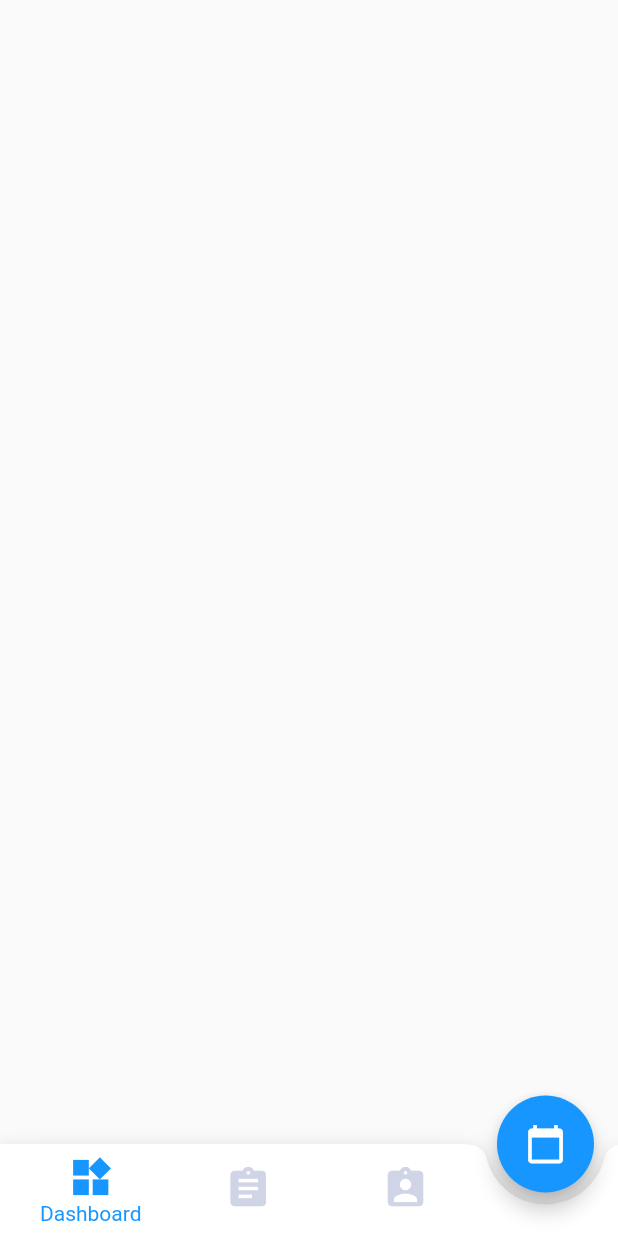
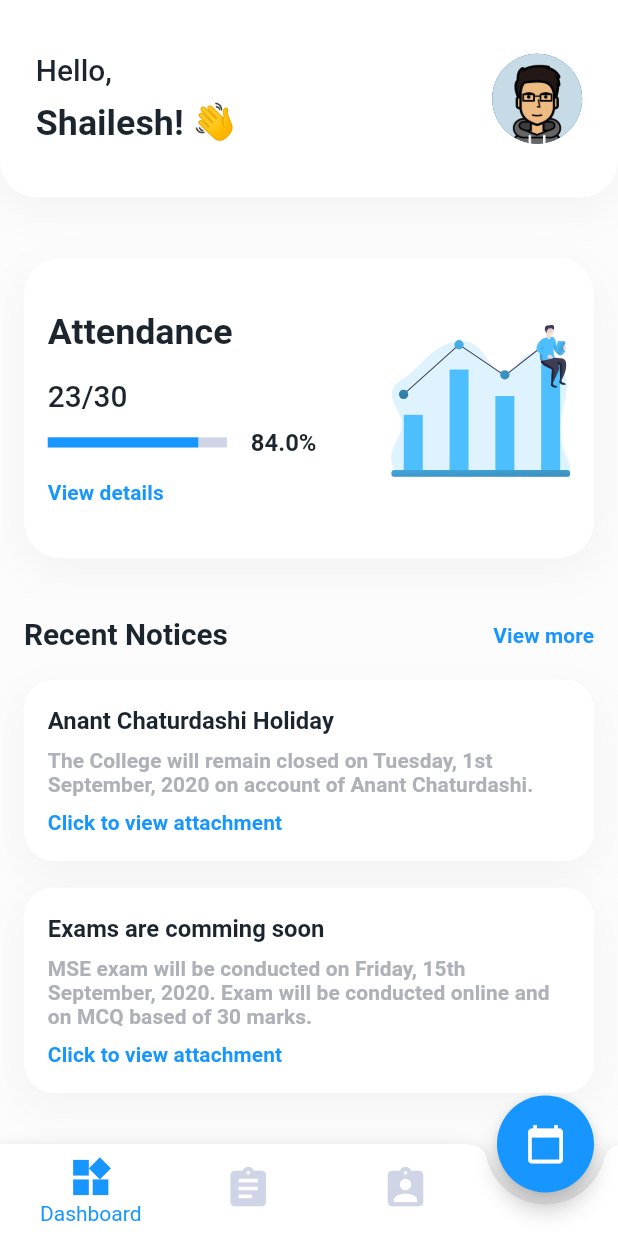
Before and after one commit to dscvitpune/school-app, a Flutter app: the screen it shows after launch, on a phone screen of 412 x 824 dp. Run offline on Flutter 3.47's test engine with Material 2 defaults, Android fonts, the phone set to English and light mode, and no system bars; our stand-ins replace flutter_screenutil, flutter_svg.

Commit message:
Dashboard Screen, Recent notice list and Attendence card is added.

```diff
--- a/lib/screens/app/App.dart
+++ b/lib/screens/app/App.dart
@@ -1,5 +1,6 @@
 import 'package:flutter/material.dart';
 import 'package:flutter/services.dart';
+import 'package:schoolApp/screens/app/DashboardScreen.dart';
 import 'package:schoolApp/utils/constant.dart';
 import 'package:flutter_screenutil/flutter_screenutil.dart';
 
@@ -11,7 +12,7 @@ class App extends StatefulWidget {
 class _AppState extends State<App> {
   Widget _getCurrentPage(index) {
     if (index == 0) {
-      return Container();
+      return DashboardScreen();
     } else if (index == 1) {
       return Container();
     } else if (index == 2) {
--- /dev/null
+++ b/lib/screens/app/DashboardScreen.dart
@@ -0,0 +1,143 @@
+import 'package:flutter/material.dart';
+import 'package:flutter_svg/flutter_svg.dart';
+import 'package:schoolApp/screens/app/widgets/CardView.dart';
+import 'package:schoolApp/screens/app/widgets/NotificationItem.dart';
+import 'package:schoolApp/utils/constant.dart';
+import 'package:schoolApp/widgets/CustomAppBar.dart';
+import 'package:flutter_screenutil/flutter_screenutil.dart';
+
+class DashboardScreen extends StatelessWidget {
+  @override
+  Widget build(BuildContext context) {
+    return SafeArea(
+      child: Scaffold(
+        backgroundColor: backgroundColor,
+        body: SingleChildScrollView(
+          child: Column(
+            mainAxisAlignment: MainAxisAlignment.start,
+            children: [
+              CustomAppBar(
+                title: Column(
+                  mainAxisAlignment: MainAxisAlignment.start,
+                  crossAxisAlignment: CrossAxisAlignment.start,
+                  children: [
+                    Text(
+                      "Hello,",
+                      style: Theme.of(context).textTheme.headline6.copyWith(
+                            color: black,
+                            fontWeight: FontWeight.w500,
+                            fontFamily: '.SF UI Display',
+                            fontSize: headline6.ssp,
+                          ),
+                    ),
+                    SizedBox(
+                      height: spaceS.h,
+                    ),
+                    Text(
+                      "Shailesh! 👋",
+                      style: Theme.of(context).textTheme.headline5.copyWith(
+                            color: black,
+                            fontWeight: FontWeight.bold,
+                            fontFamily: '.SF UI Display',
+                            fontSize: headline5.ssp,
+                          ),
+                    ),
+                  ],
+                ),
+                actions: <Widget>[
+                  GestureDetector(
+                      onTap: () {
+                        //TODO: Go to profile screen
+                      },
+                      child: CircleAvatar(
+                        radius: 30,
+                        backgroundImage:
+                            AssetImage('assets/images/profile.jpg'),
+                      )),
+                ],
+              ),
+              SizedBox(
+                height: (spaceM.h * 2.h),
+              ),
+              Padding(
+                padding: EdgeInsets.symmetric(horizontal: paddingM.w),
+                child: Column(
+                  crossAxisAlignment: CrossAxisAlignment.start,
+                  children: [
+                    CardView(
+                      onPress: () {
+                        print("Attendance click");
+                      },
+                      title: "Attendance",
+                      subTitle: "23/30",
+                      progressValue: 0.84,
+                      image: SvgPicture.asset(
+                        'assets/images/attendance_illustration.svg',
+                        height: 120.0.ssp,
+                        width: 120.0.ssp,
+                      ),
+                    ),
+                    SizedBox(
+                      height: (spaceM.h * 2.h),
+                    ),
+                    Container(
+                      child: Column(
+                        crossAxisAlignment: CrossAxisAlignment.start,
+                        children: [
+                          Row(
+                            children: [
+                              Text(
+                                "Recent Notices",
+                                style: Theme.of(context)
+                                    .textTheme
+                                    .headline6
+                                    .copyWith(
+                                        color: black,
+                                        fontSize: headline6.ssp,
+                                        fontWeight: FontWeight.bold),
+                              ),
+                              Spacer(),
+                              Text(
+                                "View more",
+                                style: Theme.of(context)
+                                    .textTheme
+                                    .subtitle2
+                                    .copyWith(
+                                        color: primaryColorDark,
+                                        fontSize: subtitle2.ssp,
+                                        fontWeight: FontWeight.bold),
+                              ),
+                            ],
+                          ),
+                          SizedBox(
+                            height: spaceM.h,
+                          ),
+                          NotificationItem(
+                            title: "Anant Chaturdashi Holiday",
+                            subtitle:
+                                "The College will remain closed on Tuesday, 1st September, 2020 on account of Anant Chaturdashi.",
+                          ),
+                          SizedBox(
+                            height: spaceM.h,
+                          ),
+                          NotificationItem(
+                            title: "Exams are comming soon",
+                            subtitle:
+                                "MSE exam will be conducted on Friday, 15th September, 2020. Exam will be conducted online and on MCQ based of 30 marks.",
+                          ),
+                          SizedBox(
+                            height: spaceM.h,
+                          ),
+                        ],
+                      ),
+                    ),
+                  ],
+                ),
+              ),
+            ],
+          ),
+        ),
+      ),
+    );
+  }
+}
--- /dev/null
+++ b/lib/screens/app/widgets/CardView.dart
@@ -0,0 +1,117 @@
+import 'package:flutter/material.dart';
+import 'package:flutter_svg/flutter_svg.dart';
+import 'package:schoolApp/utils/constant.dart';
+import 'package:flutter_screenutil/flutter_screenutil.dart';
+
+class CardView extends StatelessWidget {
+  final String title, subTitle;
+  final double progressValue;
+  final Widget image;
+  final VoidCallback onPress;
+
+  const CardView(
+      {Key key,
+      this.title,
+      this.subTitle,
+      this.progressValue,
+      this.image,
+      this.onPress})
+      : super(key: key);
+  @override
+  Widget build(BuildContext context) {
+    return GestureDetector(
+      onTap: onPress ?? () {},
+      child: Container(
+        width: MediaQuery.of(context).size.width - (2.w * spaceM.w),
+        decoration: BoxDecoration(
+          color: white,
+          borderRadius: BorderRadius.all(
+            Radius.circular(25.w),
+          ),
+          boxShadow: [
+            BoxShadow(
+              color: darkBlack.withOpacity(0.04),
+              spreadRadius: 0,
+              blurRadius: 24,
+              offset: Offset(0, 8.h),
+            ),
+          ],
+        ),
+        child: Padding(
+          padding: EdgeInsets.symmetric(
+              horizontal: paddingM.w, vertical: paddingL.h),
+          child: Row(
+            crossAxisAlignment: CrossAxisAlignment.start,
+            children: [
+              Column(
+                mainAxisAlignment: MainAxisAlignment.start,
+                crossAxisAlignment: CrossAxisAlignment.start,
+                children: [
+                  Text(
+                    title,
+                    style: Theme.of(context).textTheme.headline5.copyWith(
+                          color: black,
+                          fontWeight: FontWeight.bold,
+                          fontFamily: '.SF UI Display',
+                          fontSize: headline5.ssp,
+                        ),
+                  ),
+                  SizedBox(
+                    height: spaceM.h,
+                  ),
+                  Text(
+                    subTitle,
+                    style: Theme.of(context).textTheme.headline6.copyWith(
+                          color: black,
+                          fontFamily: '.SF UI Display',
+                          fontSize: headline6.ssp,
+                        ),
+                  ),
+                  SizedBox(
+                    height: spaceS.h,
+                  ),
+                  Row(
+                    children: [
+                      SizedBox(
+                        width: 120.w,
+                        child: LinearProgressIndicator(
+                          minHeight: 6.h,
+                          backgroundColor: lightGrey,
+                          value: progressValue,
+                        ),
+                      ),
+                      SizedBox(
+                        width: spaceM.w,
+                      ),
+                      Text(
+                        "${progressValue * 100}%",
+                        style: Theme.of(context).textTheme.subtitle1.copyWith(
+                              color: black,
+                              fontSize: subtitle1.ssp,
+                              fontWeight: FontWeight.bold,
+                            ),
+                      ),
+                    ],
+                  ),
+                  SizedBox(
+                    height: spaceM.w,
+                  ),
+                  Text(
+                    "View details",
+                    style: Theme.of(context).textTheme.subtitle2.copyWith(
+                          color: primaryColorDark,
+                          fontSize: subtitle2.ssp,
+                          fontWeight: FontWeight.bold,
+                        ),
+                  ),
+                ],
+              ),
+              Spacer(),
+              image,
+            ],
+          ),
+        ),
+      ),
+    );
+  }
+}
--- /dev/null
+++ b/lib/screens/app/widgets/NotificationItem.dart
@@ -0,0 +1,70 @@
+import 'package:flutter/material.dart';
+import 'package:schoolApp/utils/constant.dart';
+import 'package:flutter_screenutil/flutter_screenutil.dart';
+
+class NotificationItem extends StatelessWidget {
+  final String title, subtitle;
+
+  const NotificationItem(
+      {Key key, @required this.title, @required this.subtitle})
+      : super(key: key);
+  @override
+  Widget build(BuildContext context) {
+    return Container(
+      width: MediaQuery.of(context).size.width - (2.w * spaceM.w),
+      decoration: BoxDecoration(
+        color: white,
+        borderRadius: BorderRadius.all(
+          Radius.circular(20.w),
+        ),
+        boxShadow: [
+          BoxShadow(
+            color: darkBlack.withOpacity(0.04),
+            spreadRadius: 0,
+            blurRadius: 24,
+            offset: Offset(0, 8.h),
+          ),
+        ],
+      ),
+      child: Padding(
+        padding:
+            EdgeInsets.symmetric(horizontal: paddingM.w, vertical: paddingM.h),
+        child: Column(
+          crossAxisAlignment: CrossAxisAlignment.start,
+          children: [
+            Text(
+              title,
+              style: Theme.of(context).textTheme.subtitle1.copyWith(
+                    color: black,
+                    fontWeight: FontWeight.bold,
+                    fontSize: subtitle1.ssp,
+                  ),
+            ),
+            SizedBox(
+              height: spaceS.h,
+            ),
+            Text(
+              subtitle,
+              style: Theme.of(context).textTheme.subtitle2.copyWith(
+                    color: grey,
+                    fontWeight: FontWeight.bold,
+                    fontSize: subtitle2.ssp,
+                  ),
+            ),
+            SizedBox(
+              height: spaceS.h,
+            ),
+            Text(
+              "Click to view attachment",
+              style: Theme.of(context).textTheme.subtitle2.copyWith(
+                    color: primaryColorDark,
+                    fontWeight: FontWeight.bold,
+                    fontSize: subtitle2.ssp,
+                  ),
+            ),
+          ],
+        ),
+      ),
+    );
+  }
+}
--- a/lib/screens/auth/LoginScreen.dart
+++ b/lib/screens/auth/LoginScreen.dart
@@ -29,7 +29,15 @@ class _LoginScreenState extends State<LoginScreen> {
           child: Column(
             children: [
               CustomAppBar(
-                title: "School App",
+                title: Text(
+                  "School App",
+                  style: Theme.of(context).textTheme.headline6.copyWith(
+                        color: black,
+                        fontWeight: FontWeight.bold,
+                        fontFamily: '.SF UI Display',
+                        fontSize: headline6.ssp,
+                      ),
+                ),
                 actions: <Widget>[
                   GestureDetector(
                     onTap: () {
--- a/lib/screens/auth/PhoneVerificationScreen.dart
+++ b/lib/screens/auth/PhoneVerificationScreen.dart
@@ -46,7 +46,15 @@ class _PhoneVerificationScreenState extends State<PhoneVerificationScreen> {
                     size: 24.ssp,
                   ),
                 ),
-                title: "School App",
+                title: Text(
+                  "School App",
+                  style: Theme.of(context).textTheme.headline6.copyWith(
+                        color: black,
+                        fontWeight: FontWeight.bold,
+                        fontFamily: '.SF UI Display',
+                        fontSize: headline6.ssp,
+                      ),
+                ),
               ),
               SizedBox(height: spaceS.h * 2.h),
               Container(
--- a/lib/screens/auth/SignupScreen.dart
+++ b/lib/screens/auth/SignupScreen.dart
@@ -30,7 +30,15 @@ class _SignupScreenState extends State<SignupScreen> {
           child: Column(
             children: [
               CustomAppBar(
-                title: "School App",
+                title: Text(
+                  "School App",
+                  style: Theme.of(context).textTheme.headline6.copyWith(
+                        color: black,
+                        fontWeight: FontWeight.bold,
+                        fontFamily: '.SF UI Display',
+                        fontSize: headline6.ssp,
+                      ),
+                ),
                 actions: <Widget>[
                   GestureDetector(
                     onTap: () {
--- a/lib/widgets/CustomAppBar.dart
+++ b/lib/widgets/CustomAppBar.dart
@@ -4,11 +4,10 @@ import 'package:schoolApp/utils/constant.dart';
 
 class CustomAppBar extends StatelessWidget {
   final Widget leading;
-  final String title;
+  final Widget title;
   final List<Widget> actions;
 
-  const CustomAppBar(
-      {Key key, this.leading, @required this.title, this.actions})
+  const CustomAppBar({Key key, this.leading, this.title, this.actions})
       : super(key: key);
 
   @override
@@ -36,15 +35,7 @@ class CustomAppBar extends StatelessWidget {
           crossAxisAlignment: CrossAxisAlignment.center,
           children: [
             leading ?? Container(),
-            Text(
-              title,
-              style: Theme.of(context).textTheme.headline6.copyWith(
-                    color: black,
-                    fontWeight: FontWeight.bold,
-                    fontFamily: '.SF UI Display',
-                    fontSize: headline6.ssp,
-                  ),
-            ),
+            title ?? Container(),
             Spacer(),
             actions != null
                 ? Row(
```
Also changed, not shown: assets/images/attendance_illustration.svg (added), assets/images/profile.jpg (added).
